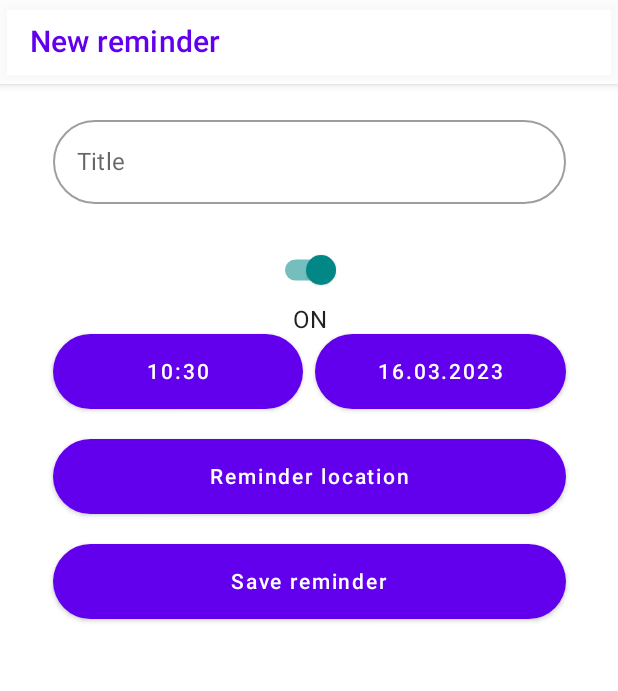
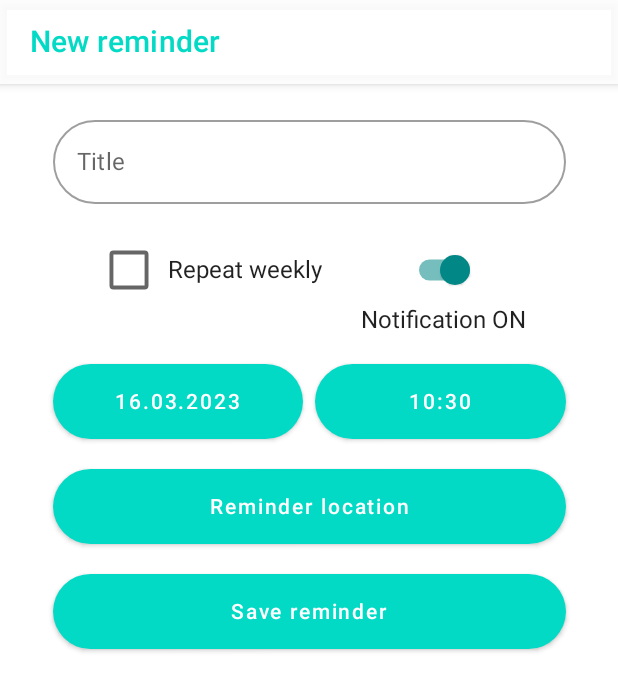
Before and after one commit to tpantsar/mobile-computing-4, an Android app built with Jetpack Compose: the HomeScreen screen opened through its navigation route, after a tap on "Add reminder", on a phone screen of 412 x 824 dp. Shown: the top 691 px of the screen. Run offline under Robolectric (Android 15) with nearby library versions, the phone set to English and light mode, and no system bars; our stand-ins replace Room's generated code, accompanist, constraintlayout-compose.

Commit message:
working on weekly reminder

```diff
--- a/app/src/main/java/com/codemave/mobilecomputing/ui/home/HomeViewModel.kt
+++ b/app/src/main/java/com/codemave/mobilecomputing/ui/home/HomeViewModel.kt
@@ -24,7 +24,10 @@ class HomeViewModel : ViewModel() {
         val categories = MutableStateFlow<List<Category>>(
             mutableListOf(
                 Category(1, "Reminders"),
-                Category(2, "Show all")
+                Category(2, "Show all"),
+                Category(3, "Study"),
+                Category(4, "Deadlines"),
+                Category(5, "Other")
             )
         )
 
--- a/app/src/main/java/com/codemave/mobilecomputing/ui/reminders/AddReminder.kt
+++ b/app/src/main/java/com/codemave/mobilecomputing/ui/reminders/AddReminder.kt
@@ -6,16 +6,22 @@ import android.app.TimePickerDialog
 import android.content.Context
 import android.content.pm.PackageManager
 import android.widget.DatePicker
+import android.widget.Toast
 import androidx.activity.compose.rememberLauncherForActivityResult
 import androidx.activity.result.contract.ActivityResultContracts
 import androidx.compose.foundation.layout.*
 import androidx.compose.foundation.shape.CornerSize
 import androidx.compose.foundation.shape.RoundedCornerShape
 import androidx.compose.material.*
+import androidx.compose.material.icons.Icons
+import androidx.compose.material.icons.filled.Add
+import androidx.compose.material.icons.filled.Close
+import androidx.compose.material.icons.filled.Edit
 import androidx.compose.runtime.*
 import androidx.compose.runtime.saveable.rememberSaveable
 import androidx.compose.ui.Alignment
 import androidx.compose.ui.Modifier
+import androidx.compose.ui.draw.scale
 import androidx.compose.ui.graphics.Color
 import androidx.compose.ui.platform.LocalContext
 import androidx.compose.ui.unit.dp
@@ -106,36 +112,42 @@ fun AddReminder(
                 mutableStateOf(true)
             }
 
-            // Switch button to set notification ON / OFF
+            Row(
+                modifier = Modifier.fillMaxWidth(0.9f),
+                horizontalArrangement = Arrangement.SpaceEvenly
+            ) {
+                WeeklyReminder()
+
                 Column(
                     verticalArrangement = Arrangement.Center,
                     horizontalAlignment = Alignment.CenterHorizontally
                 ) {
+                    // Switch button to set notification ON / OFF
                     Switch(
                         checked = switchOn,
                         onCheckedChange = { switchOn_ ->
                             switchOn = switchOn_
                         }
                     )
-                Text(text = if (switchOn) "ON" else "OFF")
+                    Text(text = if (switchOn) "Notification ON" else "Notification OFF")
                 }
+            }
+            Spacer(modifier = Modifier.height(20.dp))
 
-            // Place time and date on the same row
+            // Place date and time on the same row
             Row(
                 modifier = Modifier.fillMaxWidth(0.9f),
-                horizontalArrangement = Arrangement.SpaceEvenly,
+                horizontalArrangement = Arrangement.SpaceBetween,
             ) {
                 Button(
                     enabled = switchOn,
                     modifier = Modifier
                         .height(50.dp)
-                        .weight(1f),
+                        .weight(10f),
                     shape = RoundedCornerShape(corner = CornerSize(50.dp)),
-                    onClick = {
-                        timePickerDialog.show()
-                    }
+                    onClick = { datePickerDialog.show() }
                 ) {
-                    Text(text = time.value)
+                    Text(text = date.value)
                 }
 
                 Spacer(modifier = Modifier.width(8.dp))
@@ -144,13 +156,11 @@ fun AddReminder(
                     enabled = switchOn,
                     modifier = Modifier
                         .height(50.dp)
-                        .weight(1f),
+                        .weight(10f),
                     shape = RoundedCornerShape(corner = CornerSize(50.dp)),
-                    onClick = {
-                        datePickerDialog.show()
-                    }
+                    onClick = { timePickerDialog.show() }
                 ) {
-                    Text(text = date.value)
+                    Text(text = time.value)
                 }
             }
 
@@ -228,12 +238,40 @@ fun AddReminder(
                         }
                     }
                     navController.popBackStack()
-                    // }
                 }
             ) {
                 Text(text = "Save reminder")
             }
         }
+    }
+}
+
+@Composable
+private fun WeeklyReminder() {
+    val contextForToast = LocalContext.current.applicationContext
+
+    var recurringReminder by remember {
+        mutableStateOf(false)
+    }
+
+    Row(verticalAlignment = Alignment.CenterVertically) {
+        Checkbox(
+            modifier = Modifier.scale(scale = 1.3f),
+            checked = recurringReminder,
+            onCheckedChange = { checked_ ->
+                recurringReminder = checked_
+                if (recurringReminder) {
+                    Toast.makeText(contextForToast, "Recurring reminder ON", Toast.LENGTH_SHORT).show()
+                } else {
+                    Toast.makeText(contextForToast, "Recurring reminder OFF", Toast.LENGTH_SHORT).show()
+                }
+            }
+        )
+
+        Text(
+            modifier = Modifier.padding(start = 2.dp),
+            text = "Repeat weekly"
+        )
     }
 }
 
--- a/app/src/main/java/com/codemave/mobilecomputing/ui/reminders/Reminder.kt
+++ b/app/src/main/java/com/codemave/mobilecomputing/ui/reminders/Reminder.kt
@@ -60,7 +60,7 @@ private fun ReminderList(
         items(list) { item ->
             ReminderListItem(
                 notification = item,
-                // onClick = {/* TODO */},
+                // onClick = {TODO},
                 modifier = Modifier.fillParentMaxWidth(),
                 context,
                 navController,
--- a/app/src/main/res/values/google_maps_api.xml
+++ b/app/src/main/res/values/google_maps_api.xml
@@ -20,5 +20,5 @@
     Once you have your key (it starts with "AIza"), replace the "google_maps_key"
     string in this file.
     -->
-    <string name="google_maps_key" templateMergeStrategy="preserve" translatable="false">AIzaSyBYjwvUdn5pFeylKCtimK_v0g8Vka5qdrE</string>
+    <string name="google_maps_key" templateMergeStrategy="preserve" translatable="false">AIzaSyCB8Nyky9HdKPKe_nbCSRZ4q-jMMfJguNE</string>
 </resources>
```
Also changed, not shown: app/src/main/java/com/codemave/mobilecomputing/ui/reminders/EditReminder.kt (+94 -15 lines), app/src/main/java/com/codemave/mobilecomputing/ui/theme/Theme.kt (+4 -3 lines). Lines whose indentation alone changed are shown as unchanged.
